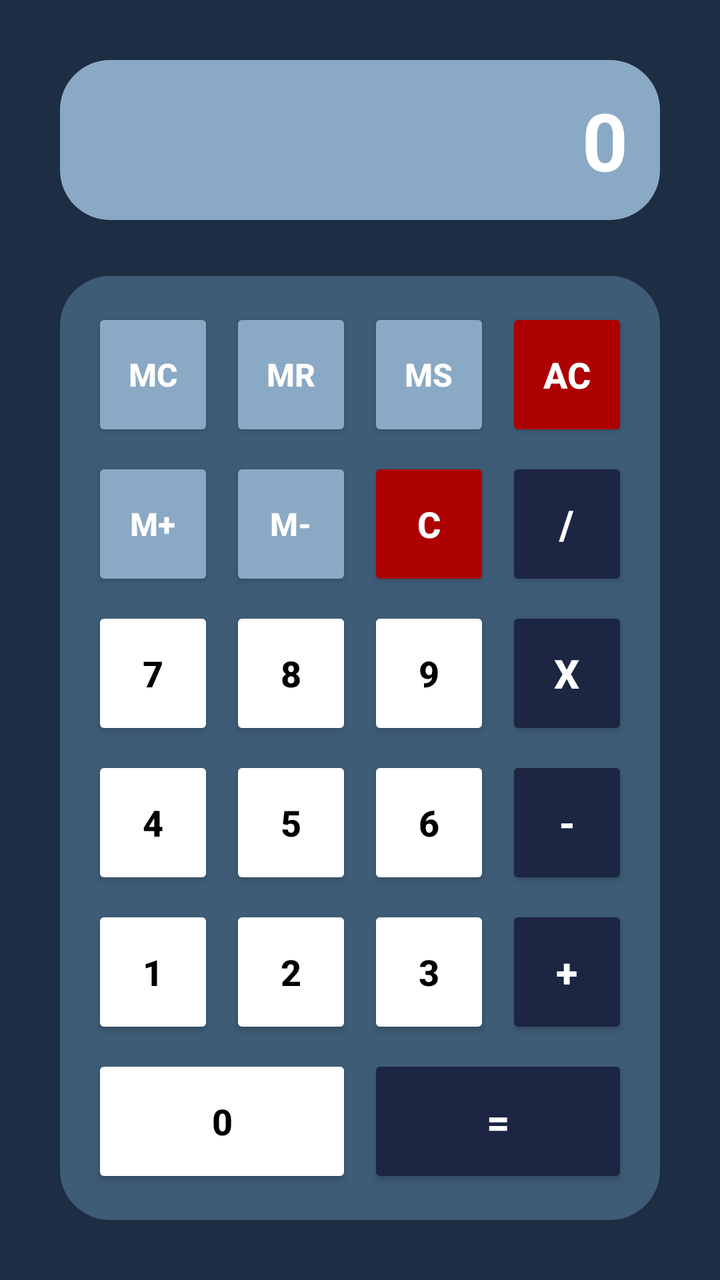
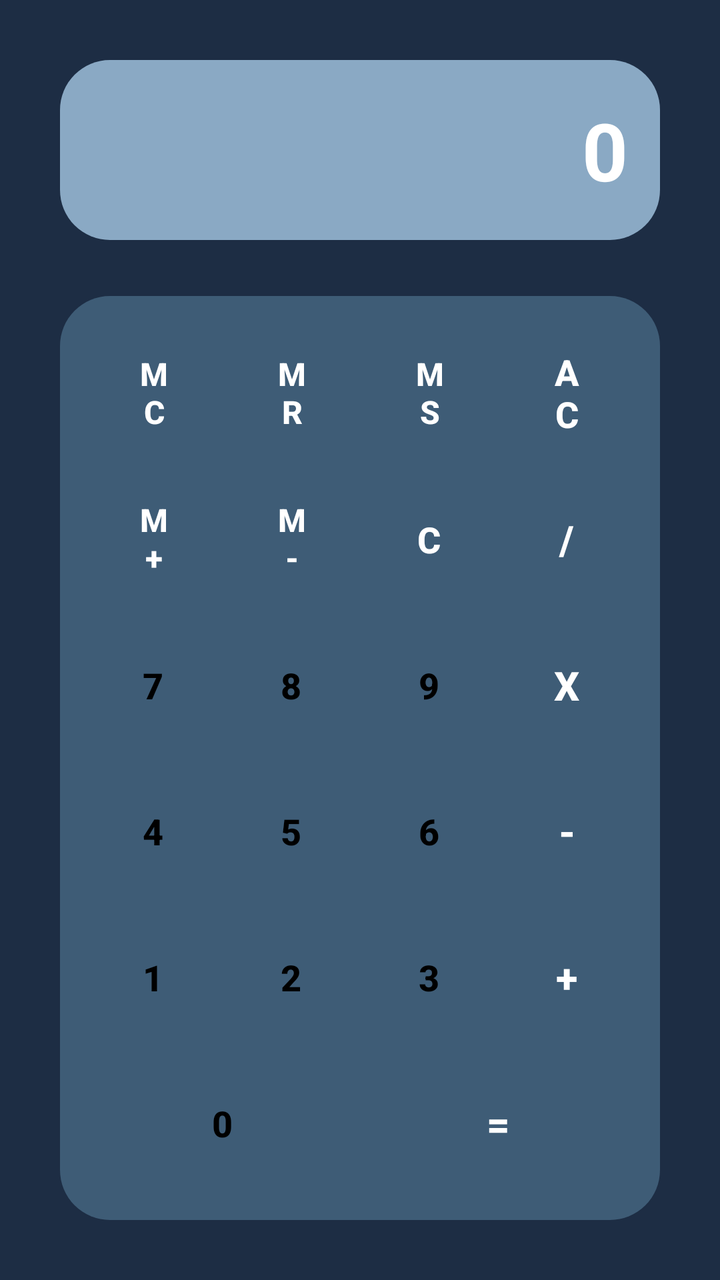

An Android layout rendered at two revisions. The XML below is the earlier revision; the diff shows what the commit changed to produce the second picture.
<!-- AndroidManifest.xml: application theme Theme.Calculadora -->
<!-- res/layout/activity_main.xml -->
<?xml version="1.0" encoding="utf-8"?>
<LinearLayout xmlns:android="http://schemas.android.com/apk/res/android"
    android:id="@+id/main"
    android:layout_width="match_parent"
    android:layout_height="match_parent"
    android:background="@color/background"
    android:orientation="vertical"
    android:padding="16dp">

    <EditText
        android:id="@+id/input"
        android:layout_width="match_parent"
        android:layout_height="80dp"
        android:layout_marginBottom="16dp"
        android:autofillHints=""
        android:hint="@string/input0"
        android:background="@drawable/rounded"
        android:backgroundTint="@color/backgroundInput"
        android:clickable="false"
        android:focusable="false"
        android:gravity="end|center_vertical"
        android:inputType="number"
        android:paddingStart="16dp"
        android:paddingEnd="16dp"
        android:scrollHorizontally="true"
        android:singleLine="true"
        android:text="@string/input0"
        android:textColor="@color/white"
        android:textSize="40sp"
        android:layout_margin="14dp"
        android:textStyle="bold" />

    <GridLayout
        android:layout_width="match_parent"
        android:layout_height="0dp"
        android:layout_weight="1"
        android:layout_margin="14dp"
        android:background="@drawable/rounded"
        android:backgroundTint="@color/backgroundCalculadora"
        android:columnCount="4"
        android:padding="12dp"
        android:useDefaultMargins="true">

        <Button
            android:id="@+id/opMC"
            style="@style/OPMemoryButton"
            android:onClick="operacion"
            android:text="@string/inputMC" />

        <Button
            android:id="@+id/opMR"
            style="@style/OPMemoryButton"
            android:onClick="operacion"
            android:text="@string/inputMR" />

        <Button
            android:id="@+id/opMS"
            style="@style/OPMemoryButton"
            android:onClick="operacion"
            android:text="@string/inputMS" />

        <Button
            android:id="@+id/opAC"
            style="@style/DangerButton"
            android:onClick="operacion"
            android:text="@string/inputAC" />

        <Button
            android:id="@+id/opMPlus"
            style="@style/OPMemoryButton"
            android:onClick="operacion"
            android:text="@string/inputMsum" />

        <Button
            android:id="@+id/opMMinus"
            style="@style/OPMemoryButton"
            android:onClick="operacion"
            android:text="@string/inputMresta" />

        <Button
            android:id="@+id/opDel1"
            style="@style/DangerButton"
            android:onClick="operacion"
            android:text="@string/inputC" />

        <Button
            android:id="@+id/opDiv"
            style="@style/OperationButton"
            android:onClick="operacion"
            android:text="@string/inputDiv" />

        <Button
            android:id="@+id/num7"
            style="@style/NumberButton"
            android:onClick="numero"
            android:text="@string/input7" />

        <Button
            android:id="@+id/num8"
            style="@style/NumberButton"
            android:onClick="numero"
            android:text="@string/input8" />

        <Button
            android:id="@+id/num9"
            style="@style/NumberButton"
            android:onClick="numero"
            android:text="@string/input9" />

        <Button
            android:id="@+id/opMul"
            style="@style/OperationButton"
            android:onClick="operacion"
            android:text="@string/inputMulti" />

        <Button
            android:id="@+id/num4"
            style="@style/NumberButton"
            android:onClick="numero"
            android:text="@string/input4" />

        <Button
            android:id="@+id/num5"
            style="@style/NumberButton"
            android:onClick="numero"
            android:text="@string/input5" />

        <Button
            android:id="@+id/num6"
            style="@style/NumberButton"
            android:onClick="numero"
            android:text="@string/input6" />

        <Button
            android:id="@+id/opRes"
            style="@style/OperationButton"
            android:onClick="operacion"
            android:text="@string/inputResta" />

        <Button
            android:id="@+id/num1"
            style="@style/NumberButton"
            android:onClick="numero"
            android:text="@string/input1" />

        <Button
            android:id="@+id/num2"
            style="@style/NumberButton"
            android:onClick="numero"
            android:text="@string/input2" />

        <Button
            android:id="@+id/num3"
            style="@style/NumberButton"
            android:onClick="numero"
            android:text="@string/input3" />

        <Button
            android:id="@+id/opSum"
            style="@style/OperationButton"
            android:onClick="operacion"
            android:text="@string/inputSum" />

        <Button
            android:id="@+id/num0"
            style="@style/NumberButton"
            android:layout_columnSpan="2"
            android:onClick="numero"
            android:text="@string/input0" />

        <Button
            android:id="@+id/opEq"
            style="@style/OperationButton"
            android:layout_columnSpan="2"
            android:onClick="operacion"
            android:text="@string/inputEquals" />

    </GridLayout>
</LinearLayout>
<!-- resources referenced by this layout -->
<resources>
  <!-- drawable rounded (drawable) -->
  <?xml version="1.0" encoding="utf-8"?>
  <shape xmlns:android="http://schemas.android.com/apk/res/android"
      android:shape="rectangle" >
  
      <corners android:radius="25dp" />
  </shape>
  <string name="input0">0</string>
  <string name="input1">1</string>
  <string name="input2">2</string>
  <string name="input3">3</string>
  <string name="input4">4</string>
  <string name="input5">5</string>
  <string name="input6">6</string>
  <string name="input7">7</string>
  <string name="input8">8</string>
  <string name="input9">9</string>
  <string name="inputAC">AC</string>
  <string name="inputC">C</string>
  <string name="inputDiv">/</string>
  <string name="inputMC">MC</string>
  <string name="inputMR">MR</string>
  <string name="inputMS">MS</string>
  <string name="inputSum">+</string>
  <style name="DangerButton">
          <item name="android:textSize">18sp</item>
          <item name="android:textStyle">bold</item>
          <item name="android:layout_width">0dp</item>
          <item name="android:layout_height">0dp</item>
          <item name="android:layout_columnWeight">1</item>
          <item name="android:layout_rowWeight">1</item>
          <item name="android:backgroundTint">@color/red</item>
          <item name="android:textColor">@color/white</item>
      </style>
  <style name="NumberButton">
          <item name="android:textSize">18sp</item>
          <item name="android:textStyle">bold</item>
          <item name="android:layout_width">0dp</item>
          <item name="android:layout_height">0dp</item>
          <item name="android:layout_columnWeight">1</item>
          <item name="android:layout_rowWeight">1</item>
          <item name="android:backgroundTint">@color/white</item>
          <item name="android:textColor">@color/black</item>
      </style>
  <style name="OPMemoryButton">
          <item name="android:textSize">16sp</item>
          <item name="android:textStyle">bold</item>
          <item name="android:layout_width">0dp</item>
          <item name="android:layout_height">0dp</item>
          <item name="android:layout_columnWeight">1</item>
          <item name="android:layout_rowWeight">1</item>
          <item name="android:backgroundTint">@color/backgroundInput</item>
          <item name="android:textColor">@color/white</item>
      </style>
  <style name="OperationButton">
          <item name="android:textSize">20sp</item>
          <item name="android:textStyle">bold</item>
          <item name="android:layout_width">0dp</item>
          <item name="android:layout_height">0dp</item>
          <item name="android:layout_columnWeight">1</item>
          <item name="android:layout_rowWeight">1</item>
          <item name="android:backgroundTint">@color/blue</item>
          <item name="android:textColor">@color/white</item>
      </style>
  <color name="red">#AD0000</color>
  <color name="blue">#1C2541</color>
  <!-- unchanged entries left out for length: 12 -->
</resources>

<!-- the commit's change to res/layout/activity_main.xml (unified diff, before → after) -->
@@ -10,15 +10,16 @@
     <EditText
         android:id="@+id/input"
         android:layout_width="match_parent"
-        android:layout_height="80dp"
+        android:layout_height="90dp"
+        android:layout_margin="14dp"
         android:layout_marginBottom="16dp"
         android:autofillHints=""
-        android:hint="@string/input0"
         android:background="@drawable/rounded"
         android:backgroundTint="@color/backgroundInput"
         android:clickable="false"
         android:focusable="false"
         android:gravity="end|center_vertical"
+        android:hint="@string/input0"
         android:inputType="number"
         android:paddingStart="16dp"
         android:paddingEnd="16dp"
@@ -26,8 +27,8 @@
         android:singleLine="true"
         android:text="@string/input0"
         android:textColor="@color/white"
+        android:textColorHint="@color/white"
         android:textSize="40sp"
-        android:layout_margin="14dp"
         android:textStyle="bold" />
 
     <GridLayout
@@ -174,6 +175,5 @@
             android:layout_columnSpan="2"
             android:onClick="operacion"
             android:text="@string/inputEquals" />
-
     </GridLayout>
 </LinearLayout>
<!-- resource entries referenced after the edit -->
@@ -3,8 +3,7 @@
   <!-- drawable rounded (drawable) -->
   <?xml version="1.0" encoding="utf-8"?>
   <shape xmlns:android="http://schemas.android.com/apk/res/android"
-      android:shape="rectangle" >
-  
+      android:shape="rectangle">
       <corners android:radius="25dp" />
   </shape>
   <string name="input0">0</string>
@@ -24,7 +23,7 @@
   <string name="inputMR">MR</string>
   <string name="inputMS">MS</string>
   <string name="inputSum">+</string>
-  <style name="DangerButton">
+  <style name="DangerButton" parent="Widget.Material3.Button">
           <item name="android:textSize">18sp</item>
           <item name="android:textStyle">bold</item>
           <item name="android:layout_width">0dp</item>
@@ -33,8 +32,13 @@
           <item name="android:layout_rowWeight">1</item>
           <item name="android:backgroundTint">@color/red</item>
           <item name="android:textColor">@color/white</item>
+          <item name="cornerRadius">20dp</item>
+          <item name="android:insetTop">4dp</item>
+          <item name="android:insetBottom">4dp</item>
+          <item name="android:insetLeft">4dp</item>
+          <item name="android:insetRight">4dp</item>
       </style>
-  <style name="NumberButton">
+  <style name="NumberButton" parent="Widget.Material3.Button">
           <item name="android:textSize">18sp</item>
           <item name="android:textStyle">bold</item>
           <item name="android:layout_width">0dp</item>
@@ -43,8 +47,13 @@
           <item name="android:layout_rowWeight">1</item>
           <item name="android:backgroundTint">@color/white</item>
           <item name="android:textColor">@color/black</item>
+          <item name="cornerRadius">20dp</item>
+          <item name="android:insetTop">4dp</item>
+          <item name="android:insetBottom">4dp</item>
+          <item name="android:insetLeft">4dp</item>
+          <item name="android:insetRight">4dp</item>
       </style>
-  <style name="OPMemoryButton">
+  <style name="OPMemoryButton" parent="Widget.Material3.Button">
           <item name="android:textSize">16sp</item>
           <item name="android:textStyle">bold</item>
           <item name="android:layout_width">0dp</item>
@@ -53,8 +62,13 @@
           <item name="android:layout_rowWeight">1</item>
           <item name="android:backgroundTint">@color/backgroundInput</item>
           <item name="android:textColor">@color/white</item>
+          <item name="cornerRadius">20dp</item>
+          <item name="android:insetTop">4dp</item>
+          <item name="android:insetBottom">4dp</item>
+          <item name="android:insetLeft">4dp</item>
+          <item name="android:insetRight">4dp</item>
       </style>
-  <style name="OperationButton">
+  <style name="OperationButton" parent="Widget.Material3.Button">
           <item name="android:textSize">20sp</item>
           <item name="android:textStyle">bold</item>
           <item name="android:layout_width">0dp</item>
@@ -63,6 +77,11 @@
           <item name="android:layout_rowWeight">1</item>
           <item name="android:backgroundTint">@color/blue</item>
           <item name="android:textColor">@color/white</item>
+          <item name="cornerRadius">20dp</item>
+          <item name="android:insetTop">4dp</item>
+          <item name="android:insetBottom">4dp</item>
+          <item name="android:insetLeft">4dp</item>
+          <item name="android:insetRight">4dp</item>
       </style>
   <color name="red">#AD0000</color>
   <color name="blue">#1C2541</color>
